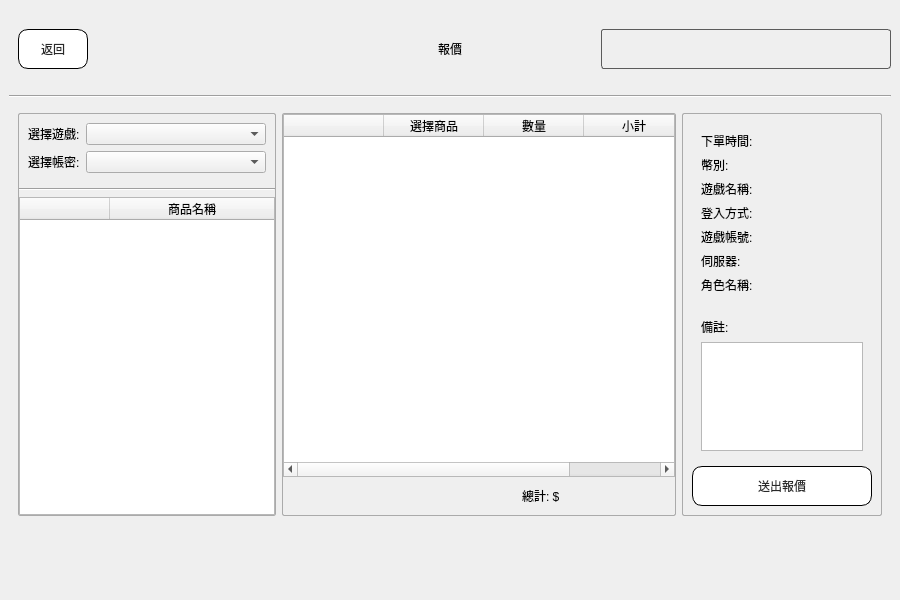
Old version of the form src/AdbClient/LayerSayCost.ui in the repository roger0816/Adb.
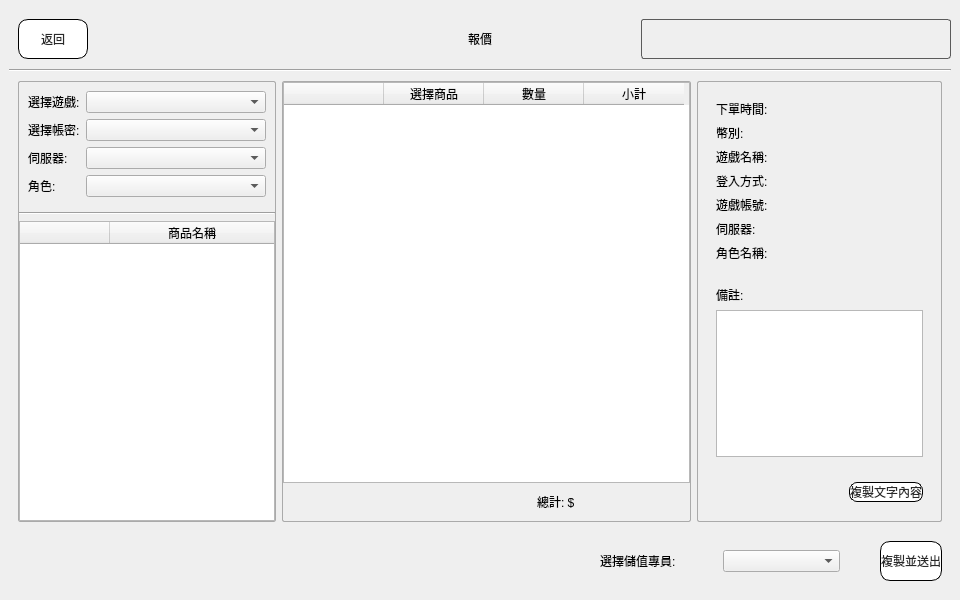
New version of the form. The open tabs and pages were chosen to show the change.

Patch:
```diff
--- a/src/AdbClient/LayerSayCost.ui
+++ b/src/AdbClient/LayerSayCost.ui
@@ -6,7 +6,7 @@
    <rect>
     <x>0</x>
     <y>0</y>
-    <width>900</width>
+    <width>960</width>
     <height>600</height>
    </rect>
   </property>
@@ -32,15 +32,19 @@
    <item row="0" column="0">
     <widget class="QWidget" name="wBg" native="true">
      <property name="styleSheet">
-      <string notr="true">font: 16px &quot;Microsoft JhengHei UI&quot;;</string>
+      <string notr="true">font: 16px &quot;Microsoft JhengHei UI&quot;;
+</string>
      </property>
      <layout class="QVBoxLayout" name="verticalLayout">
+      <property name="spacing">
+       <number>0</number>
+      </property>
       <item>
        <widget class="QWidget" name="widget_3" native="true">
         <property name="minimumSize">
          <size>
           <width>0</width>
-          <height>80</height>
+          <height>60</height>
          </size>
         </property>
         <property name="maximumSize">
@@ -249,7 +253,7 @@
            </property>
            <property name="minimumSize">
             <size>
-             <width>200</width>
+             <width>245</width>
              <height>100</height>
             </size>
            </property>
@@ -276,7 +280,7 @@
               </property>
               <layout class="QFormLayout" name="formLayout">
                <item row="0" column="0">
-                <widget class="QLabel" name="label_2">
+                <widget class="QLabel" name="lb_2">
                  <property name="text">
                   <string>選擇遊戲:</string>
                  </property>
@@ -286,7 +290,7 @@
                 <widget class="QComboBox" name="cbGame"/>
                </item>
                <item row="1" column="0">
-                <widget class="QLabel" name="label_3">
+                <widget class="QLabel" name="lb_3">
                  <property name="text">
                   <string>選擇帳密:</string>
                  </property>
@@ -295,6 +299,26 @@
                <item row="1" column="1">
                 <widget class="QComboBox" name="cbAccount"/>
                </item>
+               <item row="2" column="1">
+                <widget class="QComboBox" name="cbServer"/>
+               </item>
+               <item row="2" column="0">
+                <widget class="QLabel" name="lbServerT">
+                 <property name="text">
+                  <string>伺服器:</string>
+                 </property>
+                </widget>
+               </item>
+               <item row="3" column="0">
+                <widget class="QLabel" name="lbCHrT">
+                 <property name="text">
+                  <string>角色:</string>
+                 </property>
+                </widget>
+               </item>
+               <item row="3" column="1">
+                <widget class="QComboBox" name="cbChr"/>
+               </item>
               </layout>
              </widget>
             </item>
@@ -479,10 +503,41 @@
            </property>
            <property name="maximumSize">
             <size>
-             <width>200</width>
+             <width>245</width>
              <height>16777215</height>
             </size>
            </property>
+           <property name="styleSheet">
+            <string notr="true">
+QPushButton{
+font: 20px &quot;Microsoft JhengHei UI&quot;;
+
+
+}
+
+
+
+QPushButton{background-color: rgb(255, 255, 255);
+border-radius:10px;
+color: rgb(41,41,41);
+border: 1px solid #000000; }
+
+
+QPushButton:hover 
+{ 
+background-color: #55aaff; 
+border-style: outset; 
+border-width: 2px; 
+font: 700 18px &quot;Microsoft JhengHei UI&quot;; 
+}
+QPushButton:pressed { 
+border-style: outset; 
+border-width: 0px; 
+font: 700 24px &quot;Microsoft JhengHei UI&quot;; 
+color:rgb(241,241,241);
+background-color:#3c78b4;
+}</string>
+           </property>
            <layout class="QVBoxLayout" name="verticalLayout_2">
             <property name="bottomMargin">
              <number>9</number>
@@ -491,7 +546,7 @@
              <widget class="QWidget" name="widget_11" native="true">
               <layout class="QFormLayout" name="formLayout_3">
                <item row="0" column="0">
-                <widget class="QLabel" name="label_4">
+                <widget class="QLabel" name="label_1">
                  <property name="text">
                   <string>下單時間:</string>
                  </property>
@@ -505,14 +560,14 @@
                 </widget>
                </item>
                <item row="2" column="0">
-                <widget class="QLabel" name="label_6">
+                <widget class="QLabel" name="label_3">
                  <property name="text">
                   <string>遊戲名稱:</string>
                  </property>
                 </widget>
                </item>
                <item row="3" column="0">
-                <widget class="QLabel" name="label_5">
+                <widget class="QLabel" name="label_4">
                  <property name="text">
                   <string>登入方式:</string>
                  </property>
@@ -533,14 +588,14 @@
                 </widget>
                </item>
                <item row="4" column="0">
-                <widget class="QLabel" name="label_9">
+                <widget class="QLabel" name="label_5">
                  <property name="text">
                   <string>遊戲帳號:</string>
                  </property>
                 </widget>
                </item>
                <item row="5" column="0">
-                <widget class="QLabel" name="label_10">
+                <widget class="QLabel" name="label_6">
                  <property name="text">
                   <string>伺服器:</string>
                  </property>
@@ -561,7 +616,7 @@
                 </widget>
                </item>
                <item row="6" column="0">
-                <widget class="QLabel" name="label_13">
+                <widget class="QLabel" name="label_7">
                  <property name="text">
                   <string>角色名稱:</string>
                  </property>
@@ -575,7 +630,7 @@
                 </widget>
                </item>
                <item row="1" column="0">
-                <widget class="QLabel" name="label_7">
+                <widget class="QLabel" name="label_2">
                  <property name="text">
                   <string>幣別:</string>
                  </property>
@@ -600,33 +655,62 @@
                </size>
               </property>
               <layout class="QGridLayout" name="gridLayout_6">
-               <item row="1" column="1">
-                <widget class="QTextEdit" name="textEdit">
-                 <property name="styleSheet">
-                  <string notr="true">font: 10px &quot;Microsoft JhengHei UI&quot;;</string>
-                 </property>
-                </widget>
-               </item>
-               <item row="0" column="1">
+               <item row="0" column="0" colspan="2">
                 <widget class="QLabel" name="label">
                  <property name="text">
                   <string>備註:</string>
                  </property>
                 </widget>
                </item>
+               <item row="1" column="0" colspan="2">
+                <widget class="QTextEdit" name="txNote1">
+                 <property name="styleSheet">
+                  <string notr="true">font: 16px &quot;Microsoft JhengHei UI&quot;;</string>
+                 </property>
+                </widget>
+               </item>
               </layout>
              </widget>
             </item>
             <item>
-             <widget class="QPushButton" name="btnOk">
+             <widget class="QWidget" name="widget_9" native="true">
               <property name="minimumSize">
                <size>
                 <width>0</width>
                 <height>40</height>
                </size>
               </property>
-              <property name="styleSheet">
-               <string notr="true">QPushButton{
+              <layout class="QHBoxLayout" name="horizontalLayout_6">
+               <property name="topMargin">
+                <number>0</number>
+               </property>
+               <property name="bottomMargin">
+                <number>0</number>
+               </property>
+               <item>
+                <spacer name="horizontalSpacer_4">
+                 <property name="orientation">
+                  <enum>Qt::Horizontal</enum>
+                 </property>
+                 <property name="sizeHint" stdset="0">
+                  <size>
+                   <width>73</width>
+                   <height>20</height>
+                  </size>
+                 </property>
+                </spacer>
+               </item>
+               <item>
+                <widget class="QPushButton" name="btnCopy">
+                 <property name="maximumSize">
+                  <size>
+                   <width>120</width>
+                   <height>16777215</height>
+                  </size>
+                 </property>
+                 <property name="styleSheet">
+                  <string notr="true">
+QPushButton{
 font: 20px &quot;Microsoft JhengHei UI&quot;;
 
 
@@ -635,7 +719,7 @@
 
 
 QPushButton{background-color: rgb(255, 255, 255);
-border-radius:10px;
+border-radius:8px;
 color: rgb(41,41,41);
 border: 1px solid #000000; }
 
@@ -654,10 +738,13 @@
 color:rgb(241,241,241);
 background-color:#3c78b4;
 }</string>
-              </property>
-              <property name="text">
-               <string>送出報價</string>
-              </property>
+                 </property>
+                 <property name="text">
+                  <string>複製文字內容</string>
+                 </property>
+                </widget>
+               </item>
+              </layout>
              </widget>
             </item>
            </layout>
@@ -667,7 +754,7 @@
        </widget>
       </item>
       <item>
-       <widget class="QWidget" name="widget_2" native="true">
+       <widget class="QStackedWidget" name="wBottom">
         <property name="minimumSize">
          <size>
           <width>0</width>
@@ -680,7 +767,167 @@
           <height>60</height>
          </size>
         </property>
-        <layout class="QGridLayout" name="gridLayout_5"/>
+        <property name="currentIndex">
+         <number>1</number>
+        </property>
+        <widget class="QWidget" name="wBottomPage1" native="true">
+         <layout class="QGridLayout" name="gridLayout_5">
+          <property name="topMargin">
+           <number>0</number>
+          </property>
+          <property name="bottomMargin">
+           <number>0</number>
+          </property>
+          <property name="horizontalSpacing">
+           <number>40</number>
+          </property>
+          <item row="0" column="1">
+           <widget class="QWidget" name="wSelect" native="true">
+            <property name="minimumSize">
+             <size>
+              <width>240</width>
+              <height>0</height>
+             </size>
+            </property>
+            <layout class="QHBoxLayout" name="horizontalLayout_7">
+             <property name="leftMargin">
+              <number>0</number>
+             </property>
+             <property name="topMargin">
+              <number>0</number>
+             </property>
+             <property name="rightMargin">
+              <number>0</number>
+             </property>
+             <property name="bottomMargin">
+              <number>0</number>
+             </property>
+             <item>
+              <widget class="QLabel" name="label_9">
+               <property name="text">
+                <string>選擇儲值專員:</string>
+               </property>
+              </widget>
+             </item>
+             <item>
+              <widget class="QComboBox" name="cbSelect"/>
+             </item>
+            </layout>
+           </widget>
+          </item>
+          <item row="0" column="0">
+           <spacer name="horizontalSpacer_3">
+            <property name="orientation">
+             <enum>Qt::Horizontal</enum>
+            </property>
+            <property name="sizeHint" stdset="0">
+             <size>
+              <width>40</width>
+              <height>20</height>
+             </size>
+            </property>
+           </spacer>
+          </item>
+          <item row="0" column="2">
+           <widget class="QPushButton" name="btnSayOk">
+            <property name="minimumSize">
+             <size>
+              <width>0</width>
+              <height>40</height>
+             </size>
+            </property>
+            <property name="styleSheet">
+             <string notr="true">
+QPushButton{
+font: 20px &quot;Microsoft JhengHei UI&quot;;
+
+
+}
+
+
+
+QPushButton{background-color: rgb(255, 255, 255);
+border-radius:10px;
+color: rgb(41,41,41);
+border: 1px solid #000000; }
+
+
+QPushButton:hover 
+{ 
+background-color: #55aaff; 
+border-style: outset; 
+border-width: 2px; 
+font: 700 18px &quot;Microsoft JhengHei UI&quot;; 
+}
+QPushButton:pressed { 
+border-style: outset; 
+border-width: 0px; 
+font: 700 24px &quot;Microsoft JhengHei UI&quot;; 
+color:rgb(241,241,241);
+background-color:#3c78b4;
+}</string>
+            </property>
+            <property name="text">
+             <string>複製並送出</string>
+            </property>
+           </widget>
+          </item>
+         </layout>
+        </widget>
+        <widget class="QWidget" name="page">
+         <layout class="QGridLayout" name="gridLayout_7">
+          <item row="0" column="0">
+           <widget class="QPushButton" name="btnSayClose">
+            <property name="sizePolicy">
+             <sizepolicy hsizetype="Fixed" vsizetype="Fixed">
+              <horstretch>0</horstretch>
+              <verstretch>0</verstretch>
+             </sizepolicy>
+            </property>
+            <property name="minimumSize">
+             <size>
+              <width>100</width>
+              <height>40</height>
+             </size>
+            </property>
+            <property name="styleSheet">
+             <string notr="true">
+QPushButton{
+font: 20px &quot;Microsoft JhengHei UI&quot;;
+
+
+}
+
+
+
+QPushButton{background-color: rgb(255, 255, 255);
+border-radius:10px;
+color: rgb(41,41,41);
+border: 1px solid #000000; }
+
+
+QPushButton:hover 
+{ 
+background-color: #55aaff; 
+border-style: outset; 
+border-width: 2px; 
+font: 700 18px &quot;Microsoft JhengHei UI&quot;; 
+}
+QPushButton:pressed { 
+border-style: outset; 
+border-width: 0px; 
+font: 700 24px &quot;Microsoft JhengHei UI&quot;; 
+color:rgb(241,241,241);
+background-color:#3c78b4;
+}</string>
+            </property>
+            <property name="text">
+             <string>OK</string>
+            </property>
+           </widget>
+          </item>
+         </layout>
+        </widget>
        </widget>
       </item>
      </layout>
```
